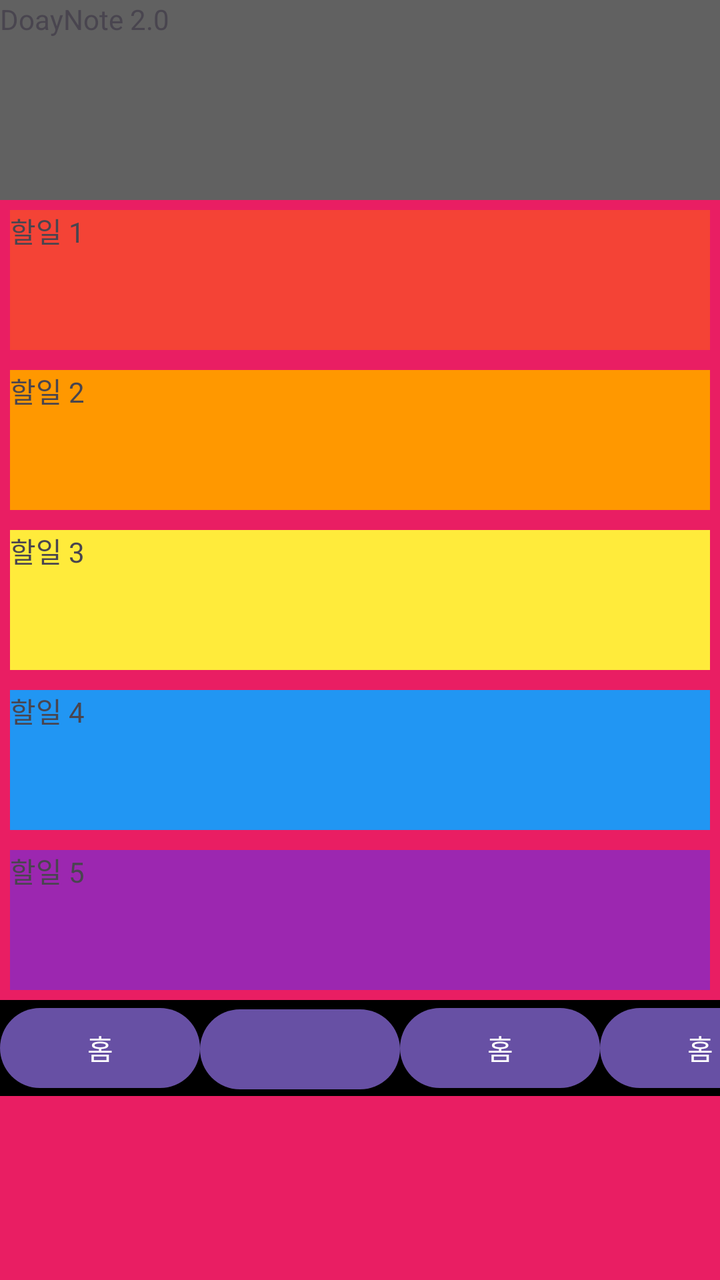
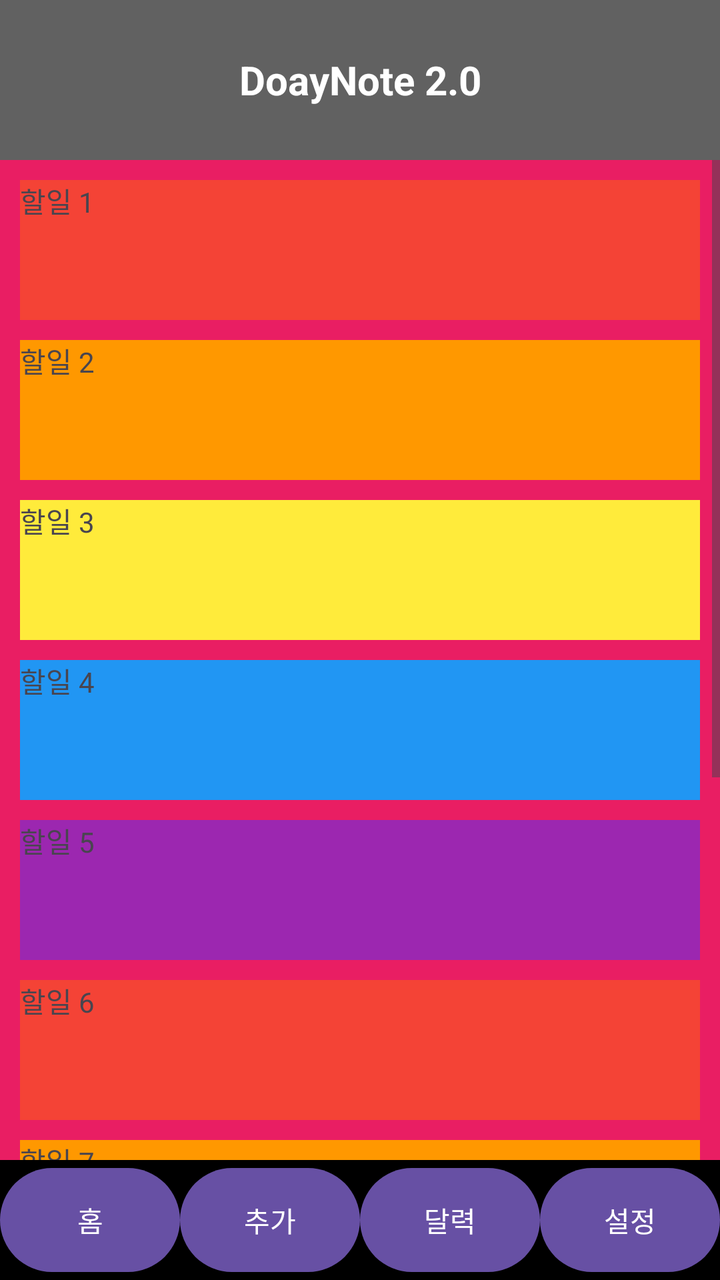

An Android layout rendered at two revisions. The XML below is the earlier revision; the diff shows what the commit changed to produce the second picture.
<!-- AndroidManifest.xml: application theme Theme.DoDayNote -->
<!-- res/layout/activity_main.xml -->
<?xml version="1.0" encoding="utf-8"?>
<LinearLayout xmlns:android="http://schemas.android.com/apk/res/android"
    xmlns:app="http://schemas.android.com/apk/res-auto"
    xmlns:tools="http://schemas.android.com/tools"
    android:id="@+id/main"
    android:orientation="vertical"
    android:layout_width="match_parent"
    android:layout_height="match_parent"
    android:background="@color/pink"
    tools:context=".MainActivity">

    
    <TextView
        android:layout_width="match_parent"
        android:layout_height="100dp"
        android:background="@color/dark_grey"
        android:text="DoayNote 2.0" />

    
    <LinearLayout
        android:orientation="vertical"
        android:layout_width="match_parent"
        android:layout_height="wrap_content">

        
        <TextView
            android:layout_width="match_parent"
            android:layout_height="70dp"
            android:background="@color/red"
            android:layout_margin="5dp"
            android:text="할일 1"/>
        <TextView
            android:layout_width="match_parent"
            android:layout_height="70dp"
            android:background="@color/orange"
            android:layout_margin="5dp"
            android:shadowDx="@integer/material_motion_duration_long_1"
            android:text="할일 2"/>
        <TextView
            android:layout_width="match_parent"
            android:layout_height="70dp"
            android:background="@color/yellow"
            android:layout_margin="5dp"
            android:text="할일 3"/>
        <TextView
            android:layout_width="match_parent"
            android:layout_height="70dp"
            android:background="@color/blue"
            android:layout_margin="5dp"
            android:text="할일 4"/>
        <TextView
            android:layout_width="match_parent"
            android:layout_height="70dp"
            android:background="@color/purple"
            android:layout_margin="5dp"
            android:text="할일 5"/>
    </LinearLayout>

    
    <LinearLayout
        android:layout_width="match_parent"
        android:layout_height="wrap_content"
        android:background="@color/black"
        android:orientation="horizontal">

        <Button
            android:layout_width="100dp"
            android:layout_height="wrap_content"
            android:text="홈" />

        <Button
            android:layout_width="100dp"
            android:layout_height="wrap_content"
            android:text="" />

        <Button
            android:layout_width="100dp"
            android:layout_height="wrap_content"
            android:text="홈" />

        <Button
            android:layout_width="100dp"
            android:layout_height="wrap_content"
            android:text="홈" />
    </LinearLayout>
</LinearLayout>
<!-- resources referenced by this layout -->
<resources>
  <color name="black">#000000</color>
  <color name="blue">#2196F3</color>
  <color name="dark_grey">#616161</color>
  <color name="orange">#FF9800</color>
  <color name="pink">#E91E63</color>
  <color name="purple">#9C27B0</color>
  <color name="red">#F44336</color>
  <color name="yellow">#FFEB3B</color>
  <style name="Theme.DoDayNote" parent="Base.Theme.DoDayNote" />
  <style name="Base.Theme.DoDayNote" parent="Theme.Material3.DayNight.NoActionBar">
          
          
      </style>
</resources>

<!-- the commit's change to res/layout/activity_main.xml (unified diff, before → after) -->
@@ -1,86 +1,78 @@
 <?xml version="1.0" encoding="utf-8"?>
 <LinearLayout xmlns:android="http://schemas.android.com/apk/res/android"
-    xmlns:app="http://schemas.android.com/apk/res-auto"
-    xmlns:tools="http://schemas.android.com/tools"
     android:id="@+id/main"
-    android:orientation="vertical"
     android:layout_width="match_parent"
     android:layout_height="match_parent"
-    android:background="@color/pink"
-    tools:context=".MainActivity">
+    android:orientation="vertical"
+    android:background="@color/pink">
 
-    
     <TextView
         android:layout_width="match_parent"
-        android:layout_height="100dp"
+        android:layout_height="80dp"
         android:background="@color/dark_grey"
+        android:gravity="center"
+        android:textColor="@android:color/white"
+        android:textSize="20sp"
+        android:textStyle="bold"
         android:text="DoayNote 2.0" />
 
-    
-    <LinearLayout
+    <ScrollView
+        android:layout_width="match_parent"
+        android:layout_height="0dp"
+        android:layout_weight="1"
+        android:fillViewport="true"> <LinearLayout
         android:orientation="vertical"
         android:layout_width="match_parent"
-        android:layout_height="wrap_content">
+        android:layout_height="wrap_content"
+        android:padding="5dp">
 
-        
-        <TextView
-            android:layout_width="match_parent"
-            android:layout_height="70dp"
-            android:background="@color/red"
-            android:layout_margin="5dp"
-            android:text="할일 1"/>
-        <TextView
-            android:layout_width="match_parent"
-            android:layout_height="70dp"
-            android:background="@color/orange"
-            android:layout_margin="5dp"
-            android:shadowDx="@integer/material_motion_duration_long_1"
-            android:text="할일 2"/>
-        <TextView
-            android:layout_width="match_parent"
-            android:layout_height="70dp"
-            android:background="@color/yellow"
-            android:layout_margin="5dp"
-            android:text="할일 3"/>
-        <TextView
-            android:layout_width="match_parent"
-            android:layout_height="70dp"
-            android:background="@color/blue"
-            android:layout_margin="5dp"
-            android:text="할일 4"/>
-        <TextView
-            android:layout_width="match_parent"
-            android:layout_height="70dp"
-            android:background="@color/purple"
-            android:layout_margin="5dp"
-            android:text="할일 5"/>
+        <TextView android:id="@+id/habit_1" android:layout_width="match_parent" android:layout_height="70dp" android:background="@color/red" android:layout_margin="5dp" android:text="할일 1" />
+        <TextView android:id="@+id/habit_2" android:layout_width="match_parent" android:layout_height="70dp" android:background="@color/orange" android:layout_margin="5dp" android:text="할일 2" />
+        <TextView android:id="@+id/habit_3" android:layout_width="match_parent" android:layout_height="70dp" android:background="@color/yellow" android:layout_margin="5dp" android:text="할일 3" />
+        <TextView android:id="@+id/habit_4" android:layout_width="match_parent" android:layout_height="70dp" android:background="@color/blue" android:layout_margin="5dp" android:text="할일 4" />
+        <TextView android:id="@+id/habit_5" android:layout_width="match_parent" android:layout_height="70dp" android:background="@color/purple" android:layout_margin="5dp" android:text="할일 5" />
+        <TextView android:id="@+id/habit_6" android:layout_width="match_parent" android:layout_height="70dp" android:background="@color/red" android:layout_margin="5dp" android:text="할일 6" />
+        <TextView android:id="@+id/habit_7" android:layout_width="match_parent" android:layout_height="70dp" android:background="@color/orange" android:layout_margin="5dp" android:text="할일 7" />
+        <TextView android:id="@+id/habit_8" android:layout_width="match_parent" android:layout_height="70dp" android:background="@color/purple" android:layout_margin="5dp" android:text="할일 5" />
+        <TextView android:id="@+id/habit_9" android:layout_width="match_parent" android:layout_height="70dp" android:background="@color/red" android:layout_margin="5dp" android:text="할일 6" />
+        <TextView android:id="@+id/habit_10" android:layout_width="match_parent" android:layout_height="70dp" android:background="@color/orange" android:layout_margin="5dp" android:text="할일 7" />
+
+
     </LinearLayout>
+    </ScrollView>
 
-    
     <LinearLayout
         android:layout_width="match_parent"
-        android:layout_height="wrap_content"
+        android:layout_height="60dp"
         android:background="@color/black"
         android:orientation="horizontal">
 
         <Button
-            android:layout_width="100dp"
-            android:layout_height="wrap_content"
+            android:id="@+id/btn_home"
+            android:layout_width="0dp"
+            android:layout_height="match_parent"
+            android:layout_weight="1"
             android:text="홈" />
 
         <Button
-            android:layout_width="100dp"
-            android:layout_height="wrap_content"
-            android:text="" />
+            android:id="@+id/btn_add"
+            android:layout_width="0dp"
+            android:layout_height="match_parent"
+            android:layout_weight="1"
+            android:text="추가" />
 
         <Button
-            android:layout_width="100dp"
-            android:layout_height="wrap_content"
-            android:text="홈" />
+            android:id="@+id/btn_calendar"
+            android:layout_width="0dp"
+            android:layout_height="match_parent"
+            android:layout_weight="1"
+            android:text="달력" />
 
         <Button
-            android:layout_width="100dp"
-            android:layout_height="wrap_content"
-            android:text="홈" />
+            android:id="@+id/btn_settings"
+            android:layout_width="0dp"
+            android:layout_height="match_parent"
+            android:layout_weight="1"
+            android:text="설정" />
     </LinearLayout>
 </LinearLayout>
